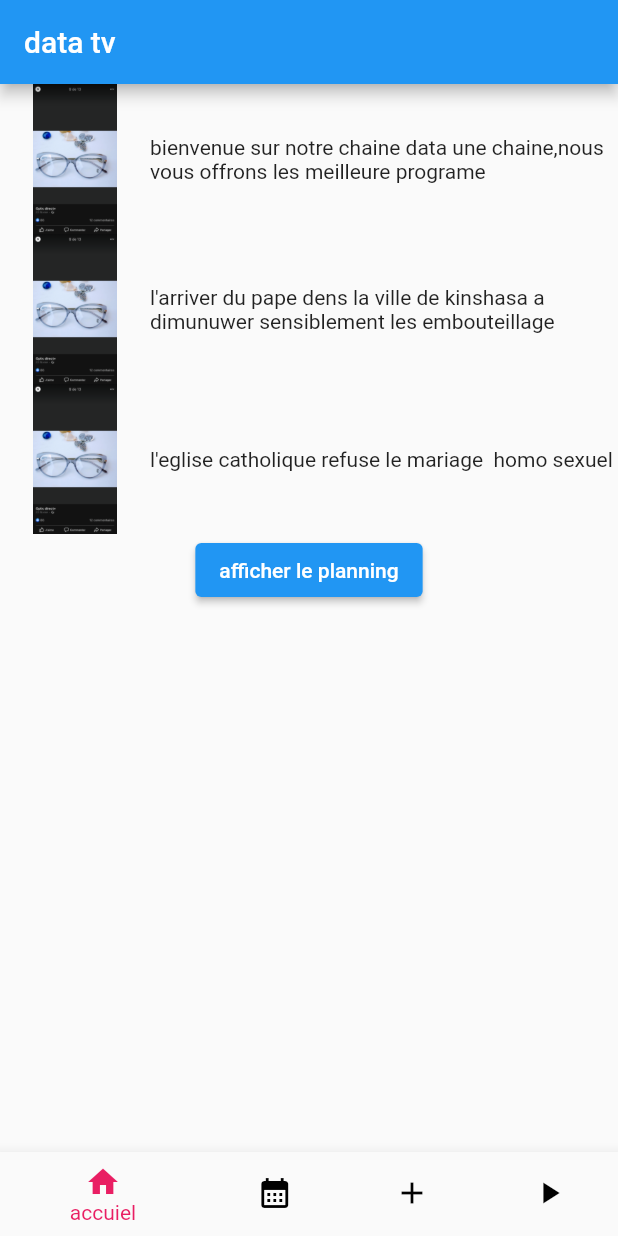
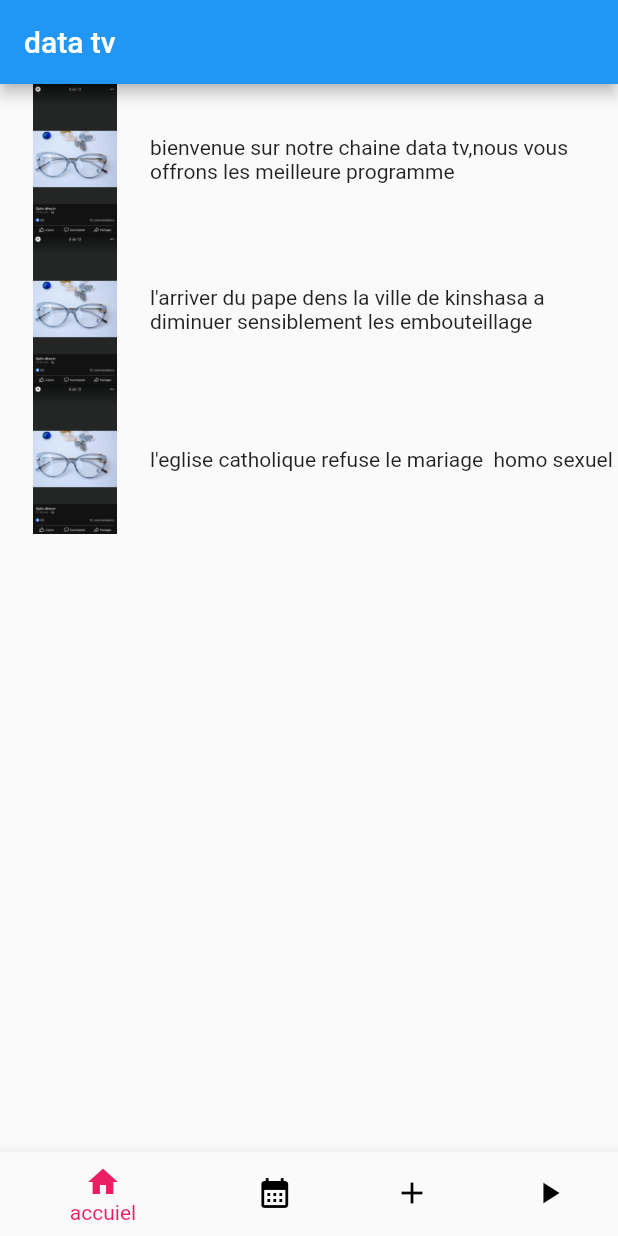
Before and after one commit to abigaelmakasi/data-tv, a Flutter app: the screen it shows after launch, on a phone screen of 412 x 824 dp. Run offline on Flutter 3.47's test engine with Material 2 defaults, Android fonts, the phone set to English and light mode, and no system bars.

Commit message:
supression du button plannig

```diff
--- a/lib/screens/home_screen.dart
+++ b/lib/screens/home_screen.dart
@@ -27,7 +27,7 @@ class _HomeScreenState extends State<HomeScreen> {
                   ),
                   const Expanded(
                     child: Text(
-                    ("bienvenue sur notre chaine data une chaine,nous vous offrons les meilleure programe "),
+                    ("bienvenue sur notre chaine data tv,nous vous offrons les meilleure programme "),
                     style: TextStyle(
                       fontSize: 14,
                     ),
@@ -46,7 +46,7 @@ class _HomeScreenState extends State<HomeScreen> {
 
                   const Expanded(
                     child:  Text(
-                    ("l'arriver du pape dens la ville de kinshasa a dimunuwer sensiblement les embouteillage"),
+                    ("l'arriver du pape dens la ville de kinshasa a diminuer sensiblement les embouteillage"),
                     style: TextStyle(
                       fontSize: 14,
                     ),
@@ -63,20 +63,17 @@ class _HomeScreenState extends State<HomeScreen> {
                     height: 100,
                   ),
                    const Expanded(
-                    child:Text("l'eglise catholique refuse le mariage  homo sexuel "),
+                    child:Text(
+                      ("l'eglise catholique refuse le mariage  homo sexuel "),
+                      style: TextStyle(
+                        fontSize: 14,
+                      ),
+                    )
                      )
 
                 ],
 
               ),
-
-              Center(
-                child: ElevatedButton(
-                    onPressed:()=> print("click btn"),
-                    child:const Text("afficher le planning")
-                  ),
-
-              )
 
             ],
           ),
```
